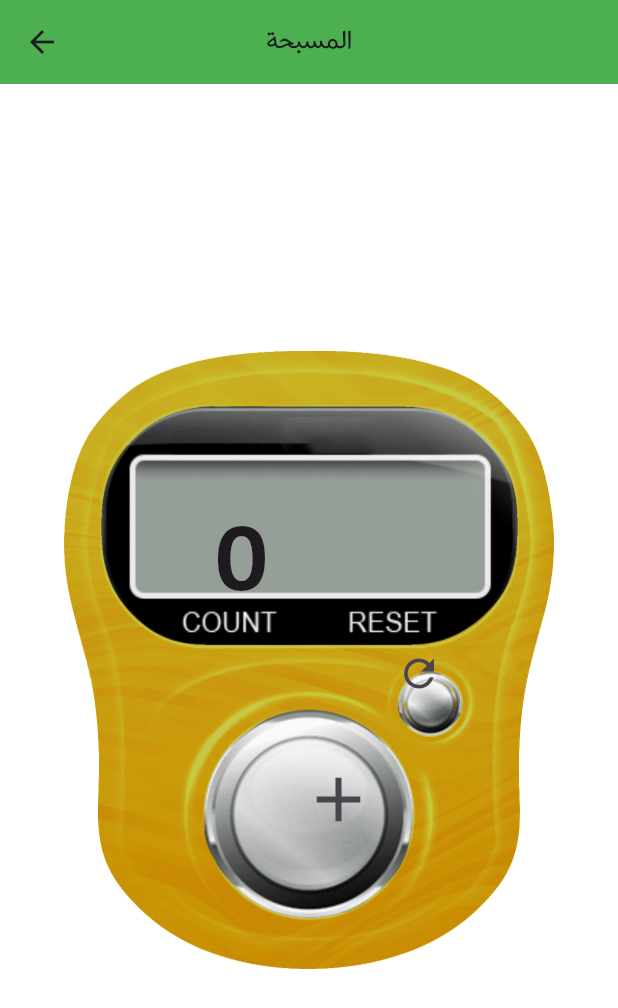
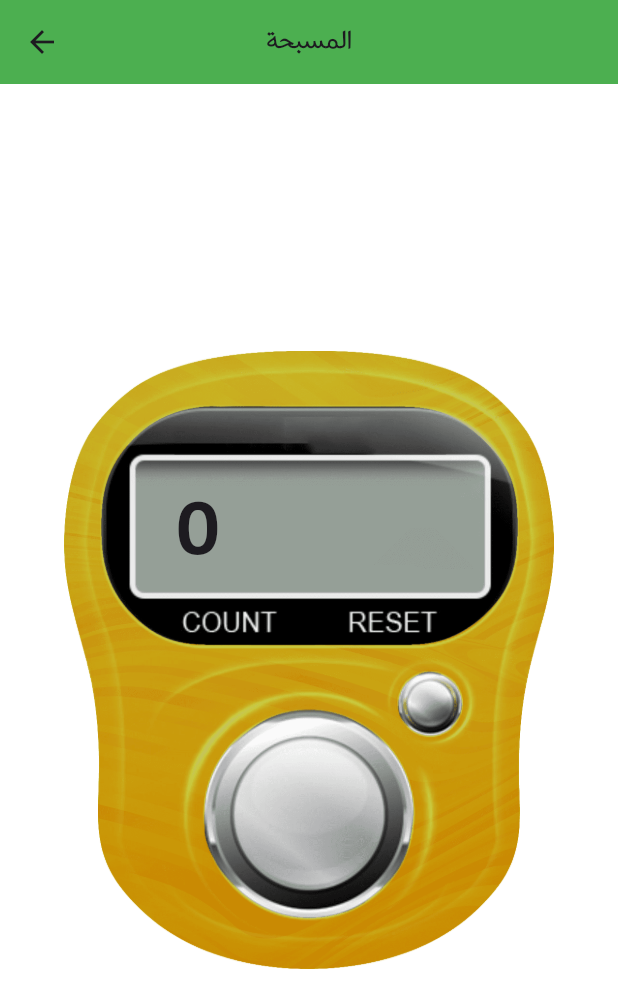
Before and after one commit to ZiadSala7/Quran_Tracker, a Flutter app: the screen it shows after launch, after a tap on "المسبحة", on a phone screen of 412 x 824 dp. Shown: the top 1008 px of the screen. Run offline on Flutter 3.47's test engine with Material 3 defaults, Android fonts, the phone set to English and light mode, and no system bars; our stand-ins replace animate_do, device_preview, flutter_screenutil, hive_flutter; accounts and stored records are empty.

Commit message:
adding device preview and refactors in counterView

```diff
--- /dev/null
+++ b/devtools_options.yaml
@@ -0,0 +1,3 @@
+description: This file stores settings for Dart & Flutter DevTools.
+documentation: https://docs.flutter.dev/tools/devtools/extensions#configure-extension-enablement-states
+extensions:
--- a/lib/features/counter/views/widgets/counter_view_body.dart
+++ b/lib/features/counter/views/widgets/counter_view_body.dart
@@ -1,5 +1,6 @@
 import 'package:flutter/material.dart';
 import 'package:quran_tracker/core/utils/app_assets.dart';
+
 class CounterViewBody extends StatelessWidget {
   const CounterViewBody({
     super.key,
@@ -15,37 +16,55 @@ class CounterViewBody extends StatelessWidget {
   @override
   Widget build(BuildContext context) {
     return Center(
-      child: Stack(
+      child: SizedBox(
+        height: MediaQuery.sizeOf(context).height / 2,
+        child: LayoutBuilder(
+          builder: (context, constraints) {
+            return Stack(
               children: [
                 Image.asset(
                   AppAssets.assetsCnt,
                   height: MediaQuery.sizeOf(context).height / 2,
                 ),
                 Positioned(
-            top: 85,
-            left: 100,
+                  top: constraints.maxWidth * 0.18,
+                  left: constraints.maxWidth * 0.18,
                   child: Text(
                     '$counter',
-              style: const TextStyle(fontSize: 80, fontWeight: FontWeight.bold),
+                    style: TextStyle(
+                      fontSize: constraints.maxHeight * .16,
+                      fontWeight: FontWeight.bold,
+                    ),
                   ),
                 ),
                 Positioned(
-            bottom: 80,
-            left: 150,
+                  bottom: constraints.maxWidth * 0.15,
+                  left: constraints.maxHeight * 0.28,
                   child: IconButton(
                     onPressed: cntIncrement,
-              icon: Icon(Icons.add, size: 50),
+                    icon: Icon(
+                      Icons.add,
+                      size: constraints.maxHeight * .2,
+                      color: const Color.fromARGB(0, 255, 255, 255),
+                    ),
                   ),
                 ),
                 Positioned(
-            bottom: 173,
-            right: 66,
+                  bottom: constraints.maxWidth * 0.37,
+                  right: constraints.maxHeight * 0.13,
                   child: IconButton(
                     onPressed: resetCnt,
-              icon: Icon(Icons.refresh, size: 30),
+                    icon: Icon(
+                      color: const Color.fromARGB(0, 255, 255, 255),
+                      Icons.refresh,
+                      size: constraints.maxHeight * .09,
+                    ),
                   ),
                 ),
               ],
+            );
+          },
+        ),
       ),
     );
   }
--- a/lib/islamic_app.dart
+++ b/lib/islamic_app.dart
@@ -1,4 +1,5 @@
 import 'package:flutter/material.dart';
+import 'package:flutter_screenutil/flutter_screenutil.dart';
 
 import 'core/utils/app_routes.dart';
 import 'features/splash/views/splash_view.dart';
@@ -8,7 +9,11 @@ class IslamicApp extends StatelessWidget {
 
   @override
   Widget build(BuildContext context) {
-    return MaterialApp(
+    return ScreenUtilInit(
+      designSize: const Size(360, 690),
+      minTextAdapt: true,
+      splitScreenMode: true,
+      child: MaterialApp(
         locale: Locale('ar'),
         routes: appRoutes,
         debugShowCheckedModeBanner: false,
@@ -17,6 +22,7 @@ class IslamicApp extends StatelessWidget {
           scaffoldBackgroundColor: Colors.white,
         ),
         home: SplashView(),
+      ),
     );
   }
 }
--- a/lib/main.dart
+++ b/lib/main.dart
@@ -1,3 +1,5 @@
+import 'package:device_preview/device_preview.dart';
+import 'package:flutter/foundation.dart';
 import 'package:flutter/material.dart';
 import 'package:hive_flutter/hive_flutter.dart';
 
@@ -9,5 +11,10 @@ void main() async {
   await Hive.initFlutter();
   await Hive.openBox('quranBox');
   await Hive.openBox<int>('counterBox');
-  runApp(const IslamicApp());
+  runApp(
+    DevicePreview(
+      enabled: !kReleaseMode,
+      builder: (context) => const IslamicApp(),
+    ),
+  );
 }
--- a/pubspec.yaml
+++ b/pubspec.yaml
@@ -30,9 +30,10 @@ environment:
 dependencies:
   animate_do: ^4.2.0
   cupertino_icons: ^1.0.8
-  flutter_launcher_icons: ^0.14.4
+  device_preview: ^1.3.1
   flutter:
     sdk: flutter
+  flutter_launcher_icons: ^0.14.4
   hive: ^2.2.3
   hive_flutter: ^1.1.0
 
```
Also changed, not shown: pubspec.lock, 1 other file. Lines whose indentation alone changed are shown as unchanged.
